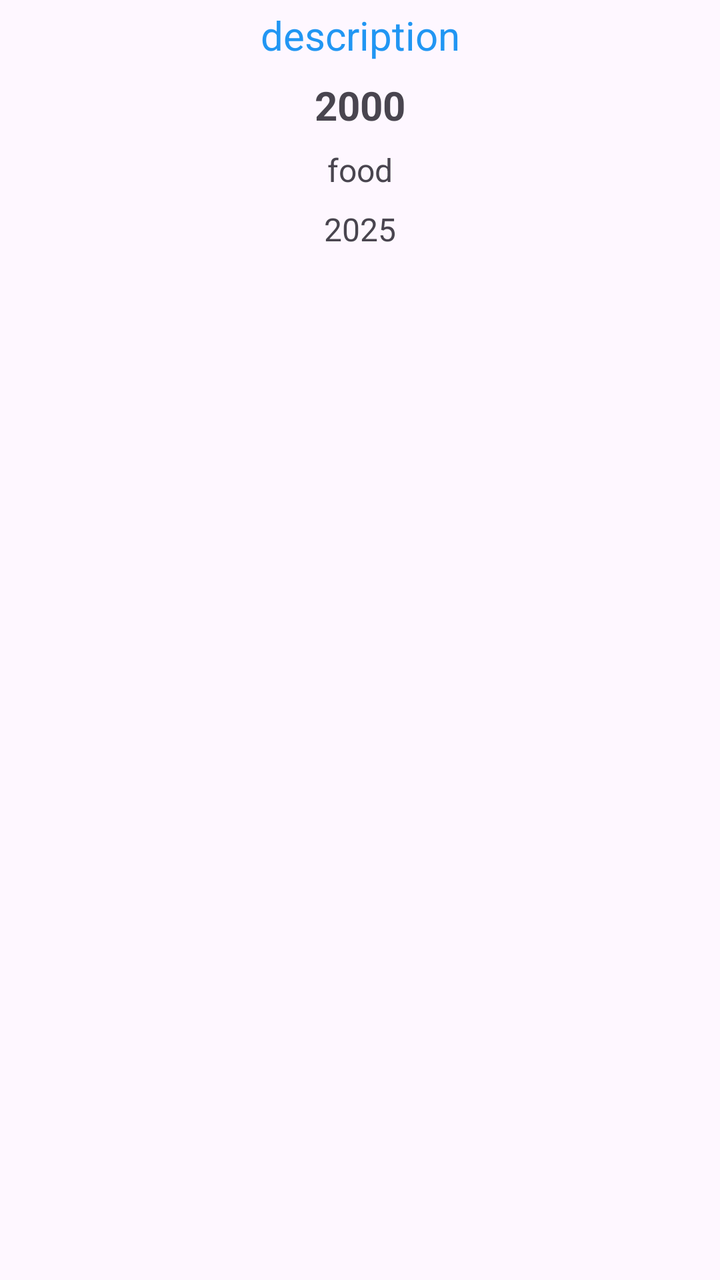
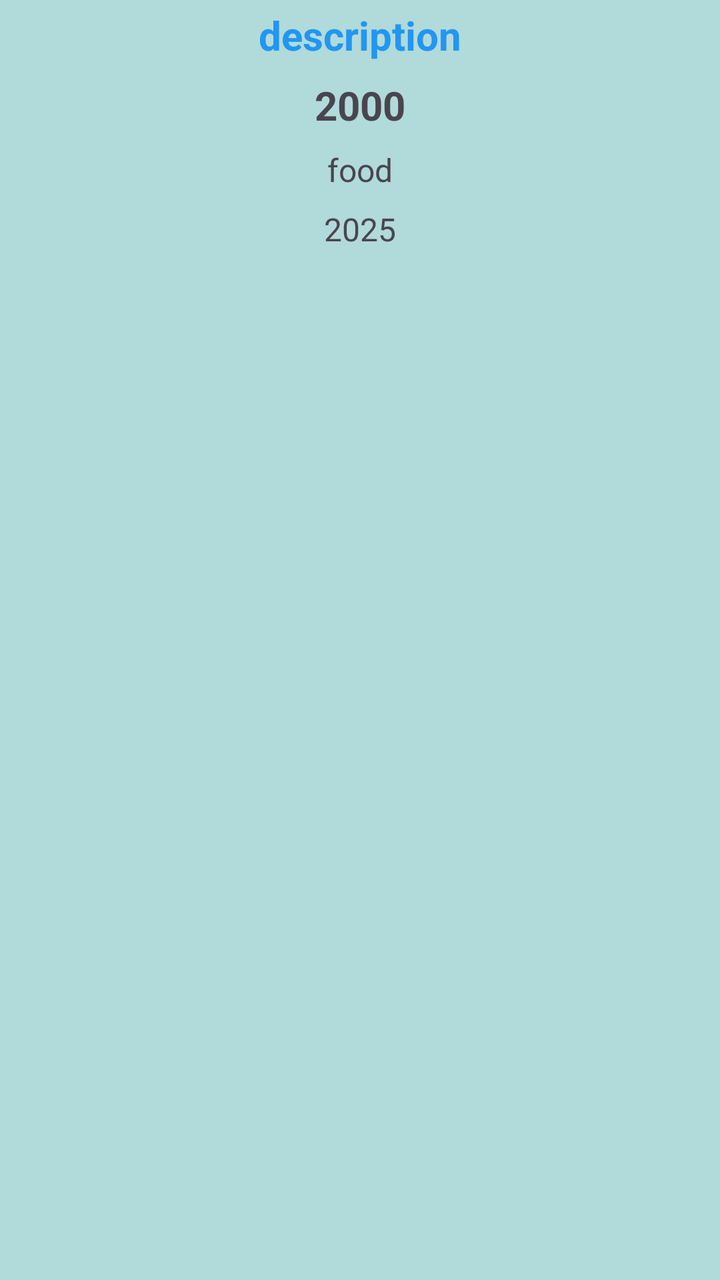

Before-and-after screenshots of an Android layout around one commit, followed by the original layout XML and the change that was made.
<!-- AndroidManifest.xml: application theme Theme.Wx11042 -->
<!-- res/layout/item_expanse.xml -->
<?xml version="1.0" encoding="utf-8"?>
<LinearLayout xmlns:android="http://schemas.android.com/apk/res/android"
    android:layout_width="match_parent"
    android:layout_height="wrap_content"
    android:layout_marginTop="16dp"
    android:orientation="vertical">

    <TextView
        android:id="@+id/tvDescription"
        android:layout_width="match_parent"
        android:layout_height="wrap_content"
        android:layout_margin="4dp"
        android:gravity="center"
        android:text="description"
        android:textColor="#2196F3"
        android:textSize="20sp" />

    <TextView
        android:id="@+id/tvExpanseAmount"
        android:layout_width="match_parent"
        android:layout_height="wrap_content"
        android:layout_margin="4dp"
        android:gravity="center"
        android:text="2000"
        android:textSize="20sp"
        android:textStyle="bold" />

    <TextView
        android:id="@+id/tvCategory"
        android:layout_width="match_parent"
        android:layout_height="wrap_content"
        android:layout_margin="4dp"
        android:gravity="center"
        android:text="food"
        android:textSize="16sp" />

    <TextView
        android:id="@+id/tvDate"
        android:layout_width="match_parent"
        android:layout_height="wrap_content"
        android:layout_margin="4dp"
        android:gravity="center"
        android:text="2025"
        android:textSize="16sp" />
</LinearLayout>
<!-- resources referenced by this layout -->
<resources>
  <style name="Theme.Wx11042" parent="Base.Theme.Wx11042" />
  <style name="Base.Theme.Wx11042" parent="Theme.Material3.DayNight.NoActionBar">
          
          
      </style>
</resources>

<!-- the commit's change to res/layout/item_expanse.xml (unified diff, before → after) -->
@@ -3,6 +3,7 @@
     android:layout_width="match_parent"
     android:layout_height="wrap_content"
     android:layout_marginTop="16dp"
+    android:background="#4E009688"
     android:orientation="vertical">
 
     <TextView
@@ -13,7 +14,8 @@
         android:gravity="center"
         android:text="description"
         android:textColor="#2196F3"
-        android:textSize="20sp" />
+        android:textSize="20sp"
+        android:textStyle="bold" />
 
     <TextView
         android:id="@+id/tvExpanseAmount"
